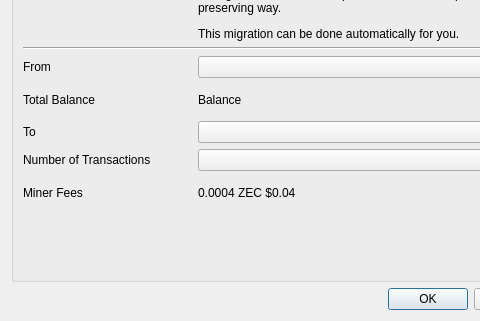
This is src/turnstile.ui in z-bitcoinz/BitcoinZ_Blue as Qt 5 draws it before an edit; both pictures show x 0 to 480 and y 95 to 416 of the 565 by 416 pixel window. The edited form follows.
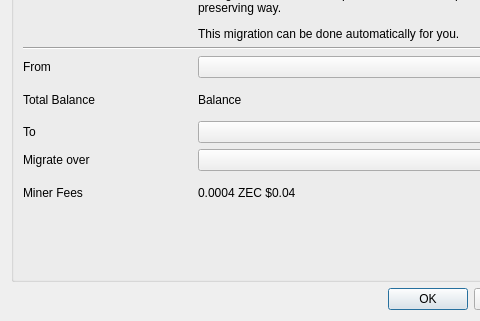
This is the edited form.

Commit message: update turnstile labels

What changed in the file:
```diff
--- a/src/turnstile.ui
+++ b/src/turnstile.ui
@@ -41,7 +41,7 @@
            </sizepolicy>
           </property>
           <property name="text">
-           <string>Number of Transactions</string>
+           <string>Migrate over</string>
           </property>
          </widget>
         </item>
```
The commit also changes 1 other file.
